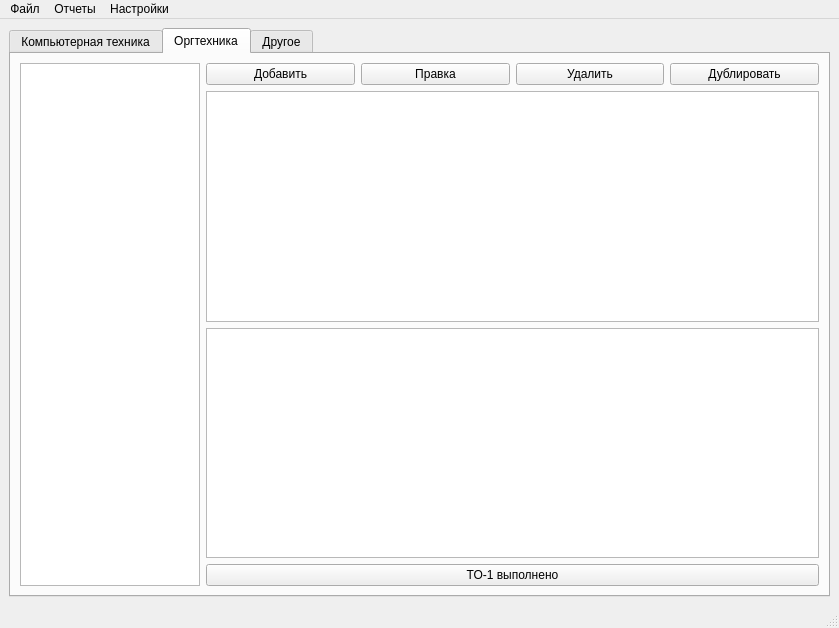
Old version of the form forms/Ui.ui in the repository Hitsonn/Bond.
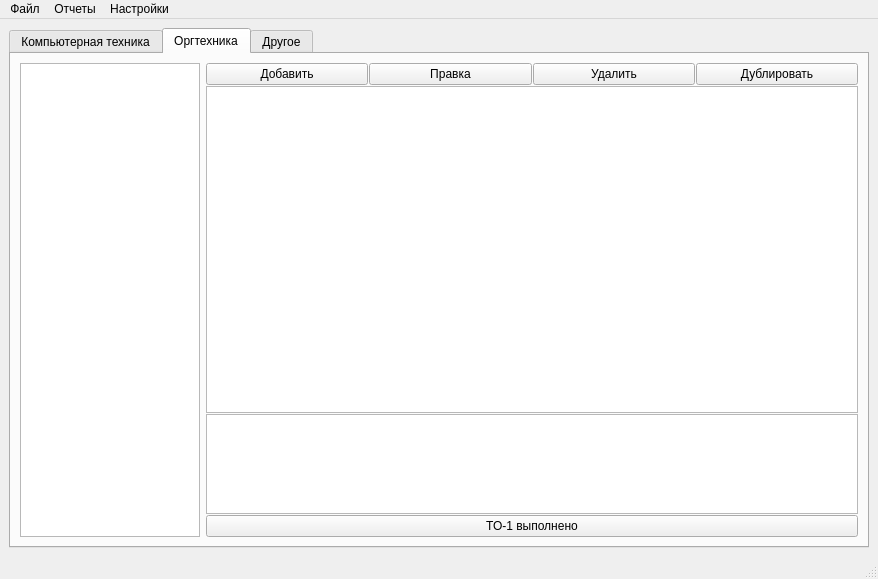
New version of the form. The open tabs and pages were chosen to show the change.

```diff
--- a/forms/Ui.ui
+++ b/forms/Ui.ui
@@ -6,8 +6,8 @@
    <rect>
     <x>0</x>
     <y>0</y>
-    <width>839</width>
-    <height>628</height>
+    <width>878</width>
+    <height>579</height>
    </rect>
   </property>
   <property name="windowTitle">
@@ -150,7 +150,10 @@
          </widget>
         </item>
         <item>
-         <layout class="QVBoxLayout" name="verticalLayout_6">
+         <layout class="QVBoxLayout" name="verticalLayout_6" stretch="0,1,0,0">
+          <property name="spacing">
+           <number>1</number>
+          </property>
           <item>
            <layout class="QHBoxLayout" name="horizontalLayout_5">
             <item>
@@ -184,10 +187,21 @@
            </layout>
           </item>
           <item>
-           <widget class="QTableWidget" name="tableWidget_2"/>
+           <widget class="QTableWidget" name="tableWidget_2">
+            <property name="sizeAdjustPolicy">
+             <enum>QAbstractScrollArea::AdjustIgnored</enum>
+            </property>
+           </widget>
           </item>
           <item>
-           <widget class="QTextEdit" name="textEdit_2"/>
+           <widget class="QTextEdit" name="textEdit_2">
+            <property name="maximumSize">
+             <size>
+              <width>16777215</width>
+              <height>100</height>
+             </size>
+            </property>
+           </widget>
           </item>
           <item>
            <layout class="QHBoxLayout" name="horizontalLayout_6">
@@ -289,7 +303,7 @@
     <rect>
      <x>0</x>
      <y>0</y>
-     <width>839</width>
+     <width>878</width>
      <height>21</height>
     </rect>
    </property>
```
Left out of the diff: 41 changed lines with no effect on the pictures.
